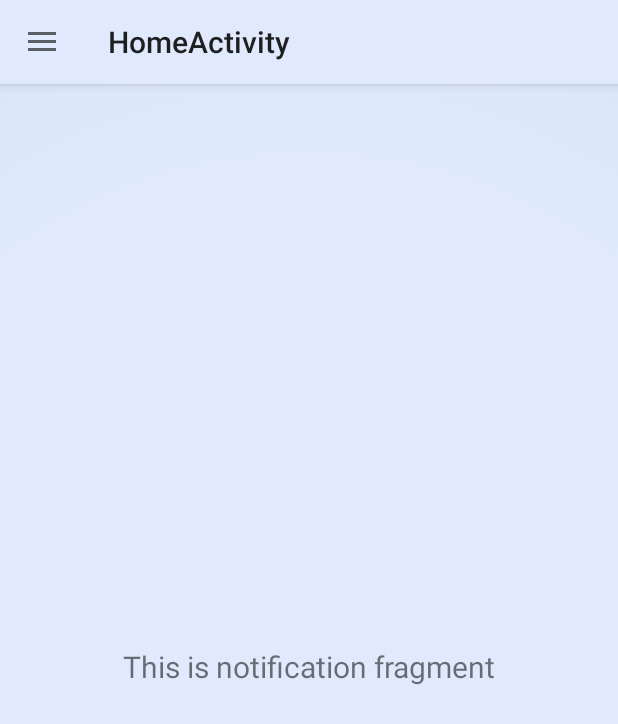
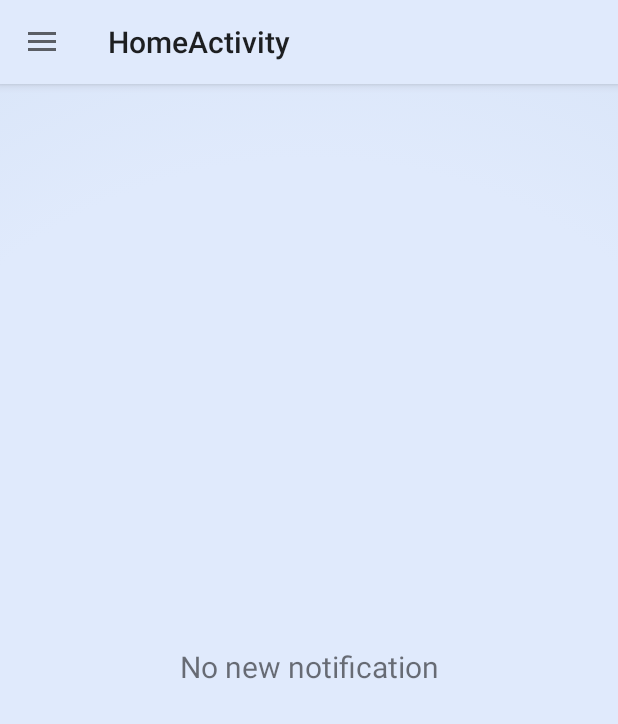
Before and after one commit to JeremicAleks/PMA, an Android app: the NotificationsFragment screen opened through its navigation route, on a phone screen of 412 x 824 dp. Shown: the top 724 px of the screen. Run offline under Robolectric (Android 15) with nearby library versions, the light colour scheme and no system bars; our stand-ins replace navigation-ui; 1 statement that could not run was skipped.

Commit message:
small fixes

```diff
--- a/PMA/app/src/main/java/com/ftn/pma/ui/notification/NotificationsViewModel.java
+++ b/PMA/app/src/main/java/com/ftn/pma/ui/notification/NotificationsViewModel.java
@@ -10,7 +10,7 @@ public class NotificationsViewModel extends ViewModel {
 
     public NotificationsViewModel() {
         mText = new MutableLiveData<>();
-        mText.setValue("This is notification fragment");
+        mText.setValue("No new notification");
     }
 
     public LiveData<String> getText() {
```
Also changed, not shown: PMA/app/src/main/java/com/ftn/pma/view/AdminActivity.java (+7 -0 lines), PMA/app/src/main/java/com/ftn/pma/view/HomeActivity.java (+7 -2 lines).
